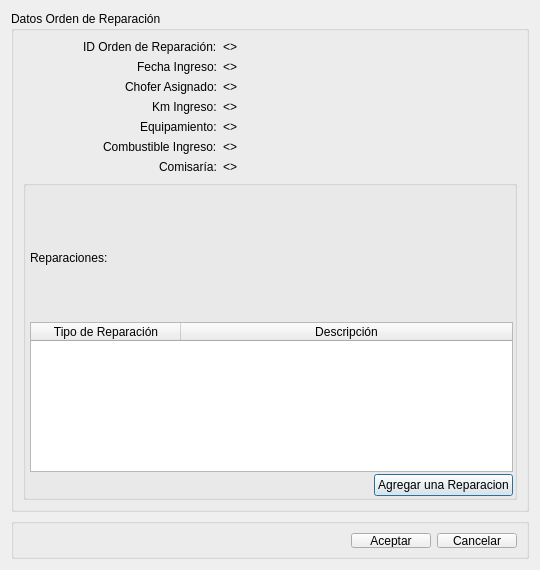
This is src/ui/DialogRegistrarReparaciones.ui in guilleurrutia10/division-transporte as Qt 5 draws it before an edit. The edited form follows.
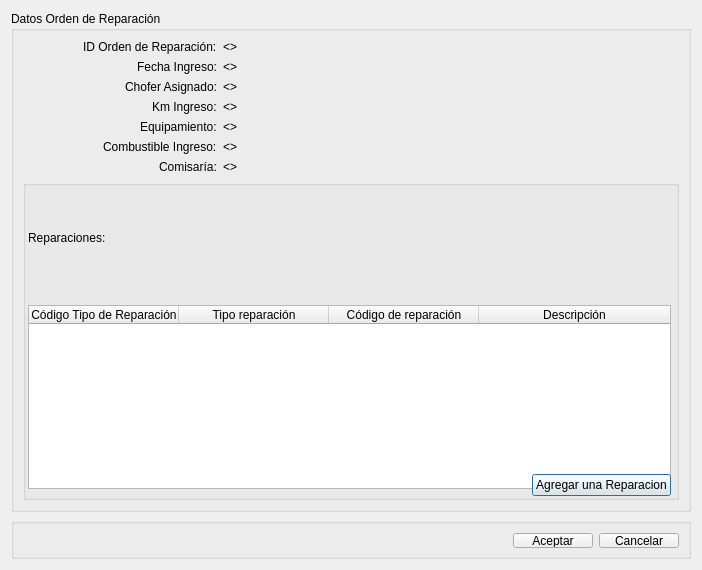
This is the edited form. Icons and pictures are not drawn.

Commit message: Ver reparaciones en un tiempo determinado. OK

Patch:
```diff
--- a/src/ui/DialogRegistrarReparaciones.ui
+++ b/src/ui/DialogRegistrarReparaciones.ui
@@ -6,13 +6,13 @@
    <rect>
     <x>0</x>
     <y>0</y>
-    <width>540</width>
+    <width>702</width>
     <height>570</height>
    </rect>
   </property>
   <property name="minimumSize">
    <size>
-    <width>540</width>
+    <width>702</width>
     <height>570</height>
    </size>
   </property>
@@ -142,6 +142,12 @@
       </item>
       <item>
        <widget class="QGroupBox" name="verticalGroupBox">
+        <property name="alignment">
+         <set>Qt::AlignJustify|Qt::AlignTop</set>
+        </property>
+        <property name="flat">
+         <bool>false</bool>
+        </property>
         <layout class="QVBoxLayout" name="verticalLayout_2">
          <property name="spacing">
           <number>2</number>
@@ -150,13 +156,13 @@
           <enum>QLayout::SetMinAndMaxSize</enum>
          </property>
          <property name="leftMargin">
-          <number>4</number>
+          <number>2</number>
          </property>
          <property name="topMargin">
-          <number>9</number>
+          <number>3</number>
          </property>
          <property name="rightMargin">
-          <number>1</number>
+          <number>5</number>
          </property>
          <property name="bottomMargin">
           <number>1</number>
@@ -170,24 +176,64 @@
          </item>
          <item>
           <widget class="QTableWidget" name="tableWidgetReparaciones">
+           <property name="sizePolicy">
+            <sizepolicy hsizetype="Minimum" vsizetype="Expanding">
+             <horstretch>0</horstretch>
+             <verstretch>0</verstretch>
+            </sizepolicy>
+           </property>
+           <property name="minimumSize">
+            <size>
+             <width>0</width>
+             <height>184</height>
+            </size>
+           </property>
            <property name="maximumSize">
             <size>
              <width>16777215</width>
              <height>150</height>
             </size>
            </property>
+           <attribute name="horizontalHeaderVisible">
+            <bool>true</bool>
+           </attribute>
            <attribute name="horizontalHeaderCascadingSectionResizes">
             <bool>true</bool>
            </attribute>
            <attribute name="horizontalHeaderDefaultSectionSize">
             <number>150</number>
            </attribute>
+           <attribute name="horizontalHeaderHighlightSections">
+            <bool>false</bool>
+           </attribute>
+           <attribute name="horizontalHeaderShowSortIndicator" stdset="0">
+            <bool>false</bool>
+           </attribute>
            <attribute name="horizontalHeaderStretchLastSection">
             <bool>true</bool>
            </attribute>
+           <attribute name="verticalHeaderVisible">
+            <bool>true</bool>
+           </attribute>
+           <attribute name="verticalHeaderCascadingSectionResizes">
+            <bool>false</bool>
+           </attribute>
+           <attribute name="verticalHeaderStretchLastSection">
+            <bool>false</bool>
+           </attribute>
            <column>
             <property name="text">
-             <string>Tipo de Reparación</string>
+             <string>Código Tipo de Reparación</string>
+            </property>
+           </column>
+           <column>
+            <property name="text">
+             <string>Tipo reparación</string>
+            </property>
+           </column>
+           <column>
+            <property name="text">
+             <string>Código de reparación</string>
             </property>
            </column>
            <column>
```
Left out of the diff: 8 changed lines with no effect on the pictures. The commit also changes 20 other files.
